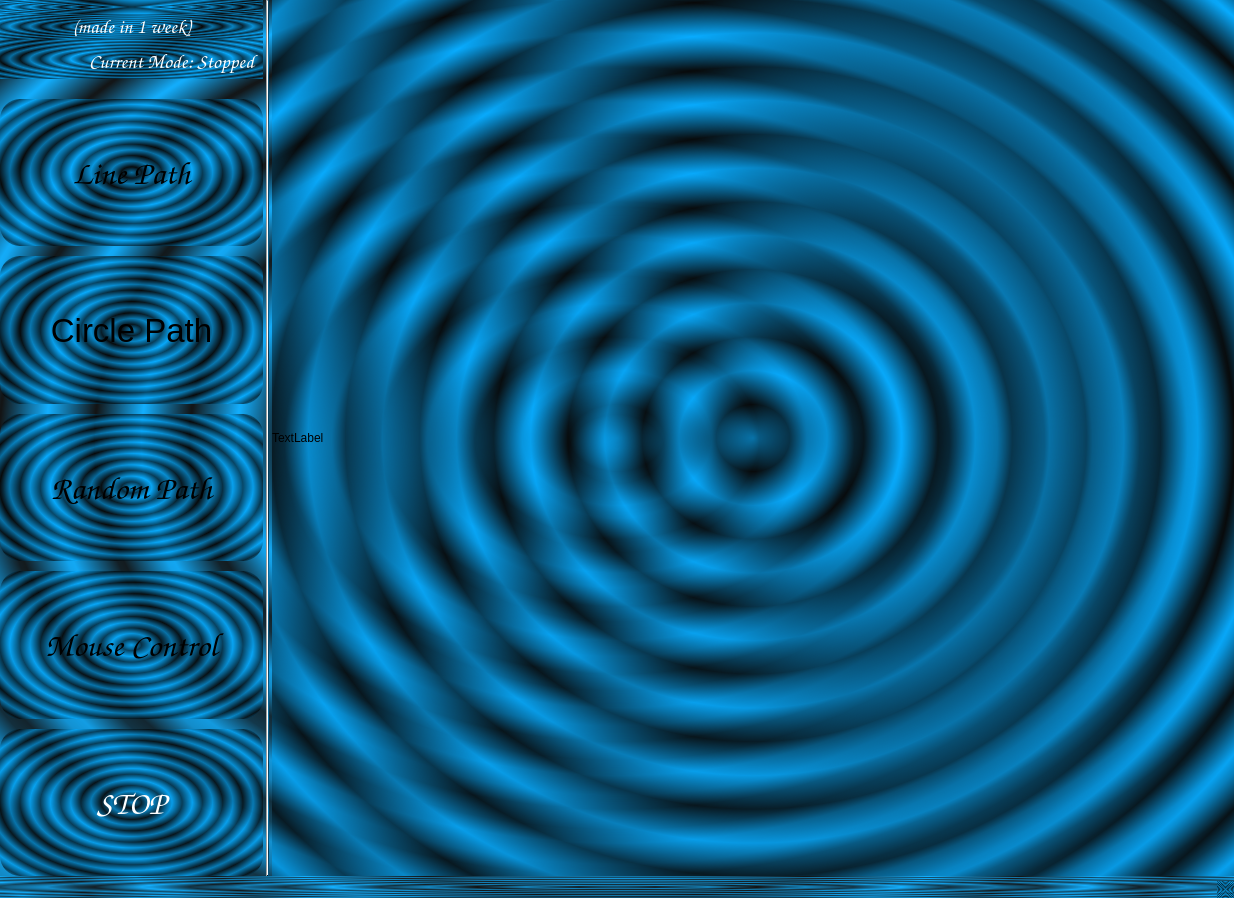
This is better_gui/better_gui.ui in ultrasonic-homies/ultrasonic-holography as Qt 5 draws it before an edit. The edited form follows.
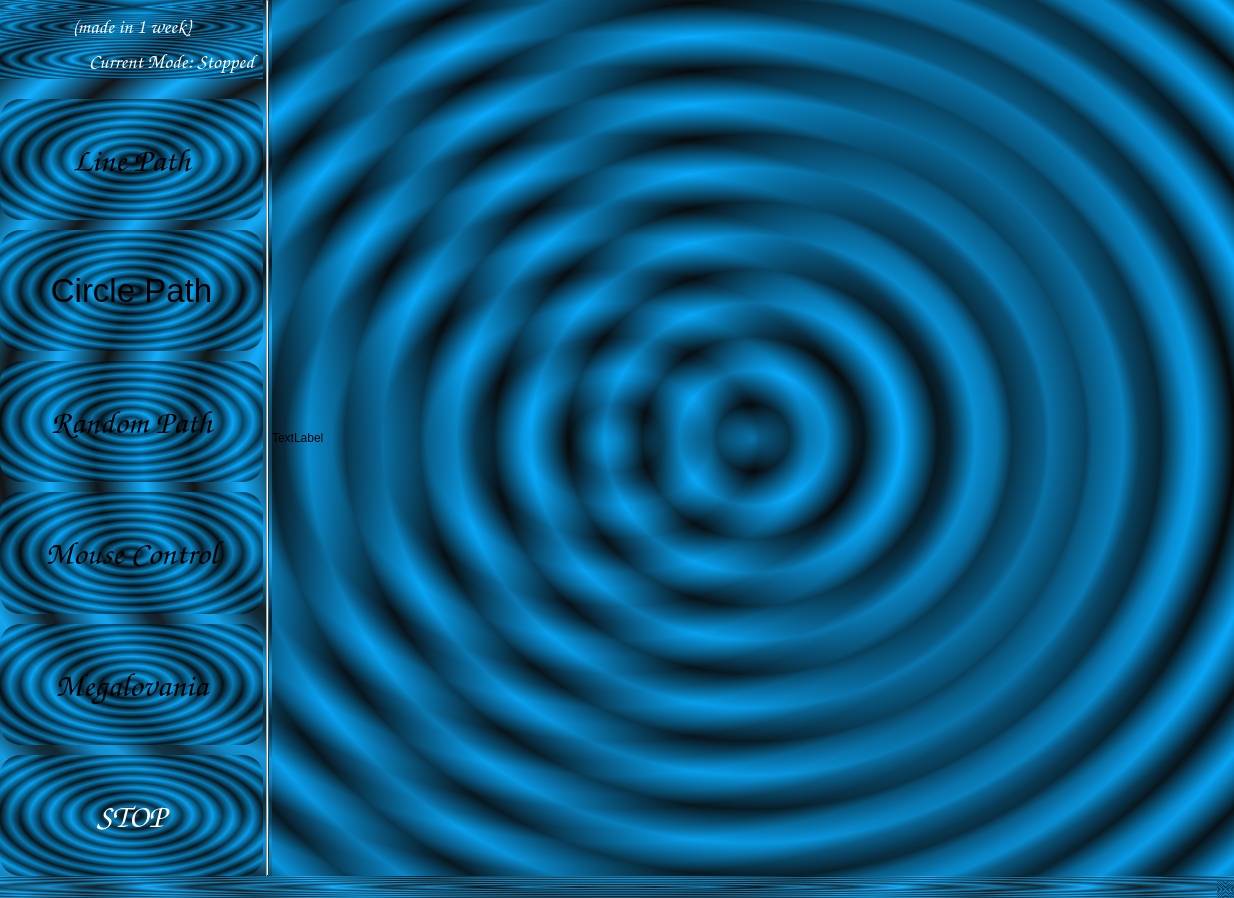
This is the edited form. Icons and pictures are not drawn.

Commit message: megalovania button

Patch:
```diff
--- a/better_gui/better_gui.ui
+++ b/better_gui/better_gui.ui
@@ -308,6 +308,54 @@
         </property>
        </widget>
       </item>
+      <item>
+       <spacer name="verticalSpacer_5">
+        <property name="orientation">
+         <enum>Qt::Vertical</enum>
+        </property>
+        <property name="sizeType">
+         <enum>QSizePolicy::Fixed</enum>
+        </property>
+        <property name="sizeHint" stdset="0">
+         <size>
+          <width>20</width>
+          <height>10</height>
+         </size>
+        </property>
+       </spacer>
+      </item>
+      <item>
+       <widget class="QPushButton" name="pushButton_5">
+        <property name="sizePolicy">
+         <sizepolicy hsizetype="Minimum" vsizetype="Expanding">
+          <horstretch>0</horstretch>
+          <verstretch>0</verstretch>
+         </sizepolicy>
+        </property>
+        <property name="font">
+         <font>
+          <family>Comic Sans MS</family>
+          <pointsize>25</pointsize>
+         </font>
+        </property>
+        <property name="styleSheet">
+         <string notr="true">QPushButton {
+	background-color: qlineargradient(spread:pad, x1:0, y1:0, x2:0, y2:1, stop:0 rgb(29, 139, 178), 	stop:1 rgb(29, 189, 228));
+	border-radius: 20px;
+	border-image: none;
+	border: none;
+	color: black;
+}
+
+QPushButton:hover {
+    border: 2px solid #C9D6EA;
+}</string>
+        </property>
+        <property name="text">
+         <string>Megalovania</string>
+        </property>
+       </widget>
+      </item>
       <item>
        <spacer name="verticalSpacer_4">
         <property name="orientation">
```
Left out of the diff: 9 changed lines with no effect on the pictures. The commit also changes 1 other file.
